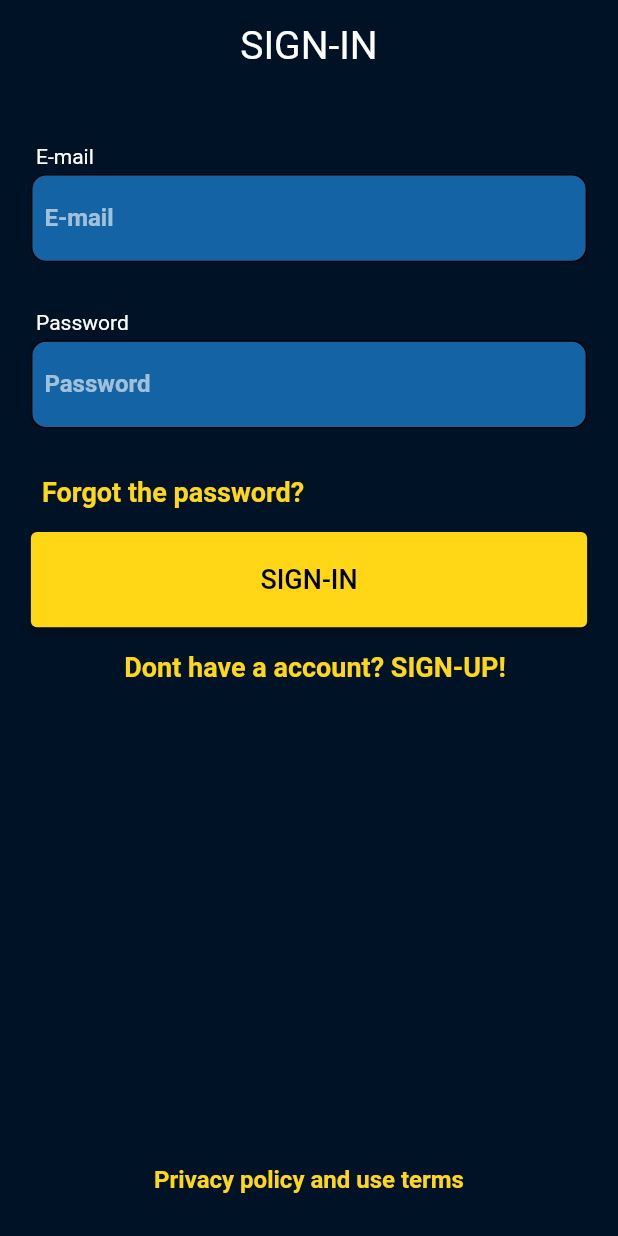
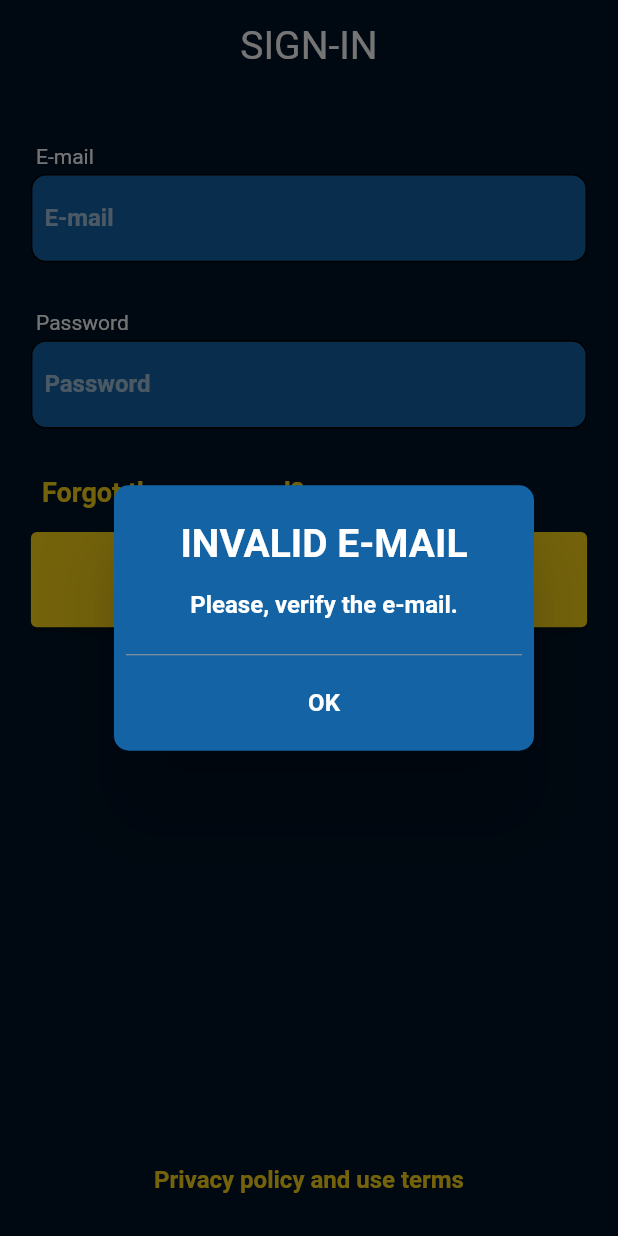
Before and after one commit to Miguelferreira7/Pokedex-Ultra, a Flutter app: the screen it shows after launch, after a tap on "SIGN-IN", on a phone screen of 412 x 824 dp. Run offline on Flutter 3.47's test engine with Material 2 defaults, Android fonts, the phone set to English and light mode, and no system bars; our stand-ins replace animated_splash_screen, firebase_auth, firebase_core, flutter_bloc; missing offline and left inert: pokeapi; accounts and stored records are empty.

Commit message:
Validating on the Sign-in-screen

```diff
--- a/pokedex_ultra/lib/main.dart
+++ b/pokedex_ultra/lib/main.dart
@@ -7,8 +7,8 @@ import 'package:pokedex_ultra/modules/login/bloc/login_bloc.dart';
 import 'package:pokedex_ultra/modules/login/components/splash_screen.dart';
 import 'package:pokedex_ultra/utils/themes.dart';
 import 'modules/home_page/bloc/pokemon_bloc.dart';
-import 'modules/login/components/cadastro.dart';
-import 'modules/login/components/login.dart';
+import 'modules/login/components/sign-up-screen.dart';
+import 'modules/login/components/sign-in-screen.dart';
 import 'firebase_options.dart';
 
 void main() async {
@@ -42,7 +42,7 @@ class MyApp extends StatelessWidget {
       initialRoute: SplashScreen.ROUTE,
       routes: {
         SplashScreen.ROUTE: (context) => const SplashScreen(),
-        SignInScreen.ROUTE: (context) => const SignInScreen(),
+        SignInScreen.ROUTE: (context) => SignInScreen(),
         SignUpScreen.ROUTE: (context) => SignUpScreen(),
         HomePage.ROUTE: (context) => const HomePage(),
       },
--- a/pokedex_ultra/lib/modules/home_page/components/generations_page.dart
+++ b/pokedex_ultra/lib/modules/home_page/components/generations_page.dart
@@ -1,5 +1,6 @@
 import 'package:flutter/material.dart';
 import 'package:flutter_bloc/flutter_bloc.dart';
+import 'package:pokeapi/pokeapi.dart';
 import 'package:pokedex_ultra/modules/home_page/bloc/pokemon_bloc.dart';
 import 'package:pokedex_ultra/modules/home_page/bloc/pokemon_cubit_model.dart';
 import 'package:pokedex_ultra/utils/generation_enum.dart';
--- a/pokedex_ultra/lib/modules/home_page/components/home_page.dart
+++ b/pokedex_ultra/lib/modules/home_page/components/home_page.dart
@@ -1,7 +1,10 @@
 import 'package:firebase_auth/firebase_auth.dart';
 import 'package:flutter/material.dart';
 import 'package:flutter_bloc/flutter_bloc.dart';
-import 'package:pokedex_ultra/modules/login/components/login.dart';
+import 'package:pokeapi/model/game/pokedex.dart';
+import 'package:pokeapi/model/pokemon/pokemon.dart';
+import 'package:pokeapi/pokeapi.dart';
+import 'package:pokedex_ultra/modules/login/components/sign-in-screen.dart';
 import 'package:pokedex_ultra/utils/image_utils.dart';
 
 import '../bloc/pokemon_bloc.dart';
@@ -176,7 +179,6 @@ class HomePage extends StatelessWidget {
                   Image.asset(ImageUtilsSelection[ImageUtils.ULTRABALL]!),
                 ),
                 onTap: () async {
-
                 },
               ),
             ],
--- a/pokedex_ultra/lib/modules/login/components/login.dart
+++ b/pokedex_ultra/lib/modules/login/components/sign-in-screen.dart
@@ -5,12 +5,14 @@ import 'package:flutter_bloc/flutter_bloc.dart';
 import 'package:pokedex_ultra/modules/home_page/components/home_page.dart';
 import 'package:pokedex_ultra/modules/login/bloc/login_bloc.dart';
 import 'package:pokedex_ultra/modules/login/bloc/login_cubit_model.dart';
-import 'package:pokedex_ultra/modules/login/components/cadastro.dart';
+import 'package:pokedex_ultra/modules/login/components/sign-up-screen.dart';
+import 'package:pokedex_ultra/utils/components/poke-dialog.dart';
 import 'package:pokedex_ultra/utils/components/poke-text-field.dart';
 
 class SignInScreen extends StatelessWidget {
-  const SignInScreen({Key? key}) : super(key: key);
   static final String ROUTE = "/sign-in";
+  TextEditingController _controllerEmail = new TextEditingController();
+  TextEditingController _controllerPassword = new TextEditingController();
 
   @override
   Widget build(BuildContext context) {
@@ -31,8 +33,6 @@ class SignInScreen extends StatelessWidget {
 
   Widget _buildBody(BuildContext context) {
     ThemeData _mainTheme = Theme.of(context);
-    TextEditingController _controllerEmail = new TextEditingController();
-    TextEditingController _controllerSenha = new TextEditingController();
 
     return Container(
       height: MediaQuery.of(context).size.height,
@@ -54,7 +54,7 @@ class SignInScreen extends StatelessWidget {
               ),
               new PokeTextField(
                   hint: "Password",
-                  controller: _controllerSenha,
+                  controller: _controllerPassword,
                   title: "Password",
                   focusNode: new FocusNode(),
                   keyboardType: TextInputType.text,
@@ -76,14 +76,13 @@ class SignInScreen extends StatelessWidget {
                 width: MediaQuery.of(context).size.width * 0.9,
                 margin: const EdgeInsets.only(top: 16),
                 child: ElevatedButton(
+                  onPressed: _validateUser(context, _controllerEmail.text, _controllerPassword.text),
+                  child: Text("SIGN-IN", style: _mainTheme.textTheme.button),
                   style: ButtonStyle(
                     backgroundColor: MaterialStateProperty.all<Color>(
-                        _mainTheme.colorScheme.tertiary),
+                        _mainTheme.colorScheme.tertiary
+                    ),
                   ),
-                  child: Text("SIGN-IN", style: _mainTheme.textTheme.button),
-                  onPressed: () {
-                    _validateUser(context, _controllerEmail.text, _controllerSenha.text);
-                  },
                 ),
               ),
               Container(
@@ -116,23 +115,48 @@ class SignInScreen extends StatelessWidget {
     );
   }
 
-  void _validateUser(BuildContext context, String emailAddress, String password) async {
+ void Function() _validateUser(BuildContext context, String? emailAddress, String? password) {
+    return () {
+      if (emailAddress == null || emailAddress.isEmpty) {
+        _showDialog(context, "INVALID E-MAIL", "Please, verify the e-mail.");
+        return;
+      }
+
+      if (password == null || password.isEmpty) {
+        _showDialog(context, "INVALID PASSWORD", "Please, verify the password.");
+        return;
+      }
+      _createUser(context, emailAddress, password);
+    };
+  }
+
+  void _createUser(BuildContext context, String emailAddress, String password) async {
     try {
       final credential = await FirebaseAuth.instance.signInWithEmailAndPassword(
           email: emailAddress,
           password: password
       );
 
-      if (credential != null) {
+      if (credential.user != null) {
         Navigator.of(context).pushNamedAndRemoveUntil(
             HomePage.ROUTE, (route) => false);
       }
     } on FirebaseAuthException catch (e) {
       if (e.code == 'user-not-found') {
-        print('No user found for that email.');
+        _showDialog(context, "USER NOT FOUND", "Please, verify the e-mail.");
       } else if (e.code == 'wrong-password') {
-        print('Wrong password provided for that user.');
+        _showDialog(context, "INVALID PASSWORD", "Please, verify the password.");
       }
     }
   }
+
+  Future _showDialog(BuildContext context, String title, String message) {
+    return showDialog<String>(
+        context: context,
+        builder: (BuildContext context) => PokeDialog(
+          title: title,
+          message: message,
+        )
+    );
+  }
 }
--- a/pokedex_ultra/lib/modules/login/components/splash_screen.dart
+++ b/pokedex_ultra/lib/modules/login/components/splash_screen.dart
@@ -1,7 +1,7 @@
 import 'package:firebase_auth/firebase_auth.dart';
 import 'package:flutter/material.dart';
 import 'package:flutter_bloc/flutter_bloc.dart';
-import 'package:pokedex_ultra/modules/login/components/login.dart';
+import 'package:pokedex_ultra/modules/login/components/sign-in-screen.dart';
 import '../../home_page/components/home_page.dart';
 
 class SplashScreen extends StatefulWidget {
--- a/pokedex_ultra/lib/utils/components/poke-dialog.dart
+++ b/pokedex_ultra/lib/utils/components/poke-dialog.dart
@@ -19,27 +19,27 @@ class PokeDialog extends StatelessWidget {
       margin: const EdgeInsets.only(left: 8, right: 16),
       child: AlertDialog(
         backgroundColor: _theme.colorScheme.secondary,
-        titleTextStyle: _theme.textTheme.headline1?.copyWith(color: Colors.black),
-        contentTextStyle: _theme.textTheme.subtitle1?.copyWith(color: Colors.black),
-        contentPadding: const EdgeInsets.all(16),
+        titleTextStyle: _theme.textTheme.headline1,
+        contentTextStyle: _theme.textTheme.subtitle1,
+        contentPadding: const EdgeInsets.only(bottom: 8, top: 16, left: 16, right: 16),
         alignment: Alignment.centerRight,
         actionsAlignment: MainAxisAlignment.center,
         shape: RoundedRectangleBorder(borderRadius: BorderRadius.circular(10.0)),
         title: Center(
             child: Text(title, textAlign: TextAlign.center)
         ),
-        content: Text( message, textAlign: TextAlign.center,),
+        content: Text(message, textAlign: TextAlign.center),
         actions: [
           Column(
             children: [
-              Divider(color: _theme.colorScheme.background),
+              Divider(color: Colors.grey),
               TextButton(
                   onPressed: () {
                     Navigator.of(context).pop();
                   },
                   child: Text(
                     "OK",
-                    style: _theme.textTheme.button,
+                    style: _theme.textTheme.subtitle1,
                   )
               ),
             ],
--- a/pokedex_ultra/pubspec.yaml
+++ b/pokedex_ultra/pubspec.yaml
@@ -42,11 +42,15 @@ dependencies:
   animated_splash_screen: ^1.2.0
   flutterfire_cli: ^0.2.5
   pokeapi: ^1.0.3
+  path: ^1.8.2
+  isar: ^3.0.5
 
 
 dev_dependencies:
+  build_runner: ^2.3.2
   flutter_test:
     sdk: flutter
+  isar_generator: ^3.0.5
   lint: ^1.10.0
 
 flutter:
```
Also changed, not shown: pokedex_ultra/lib/modules/login/components/cadastro.dart (deleted, +0 -134 lines), pokedex_ultra/lib/modules/login/components/sign-up-screen.dart (added, +135 -0 lines), pokedex_ultra/pubspec.lock.
